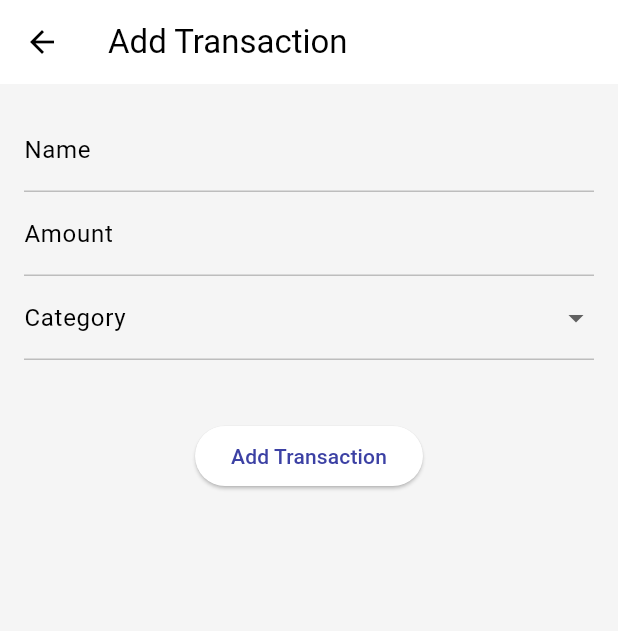
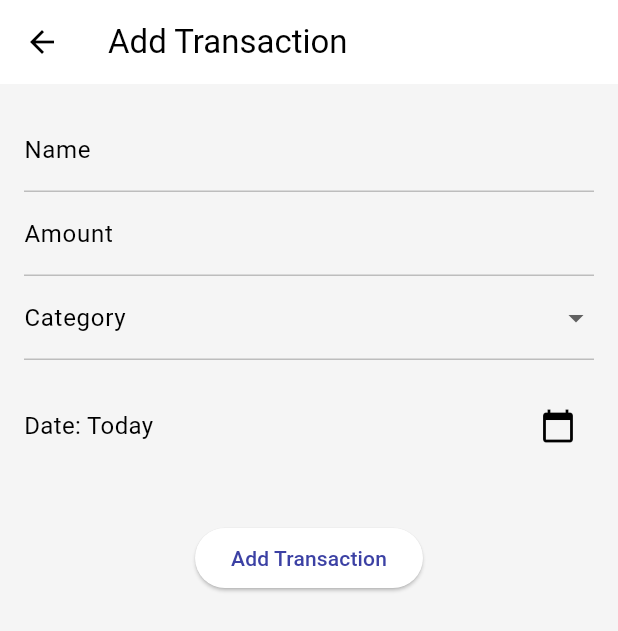
Before and after one commit to emtello/tp_tdl, a Flutter app: the AddTransaction screen opened directly, on a phone screen of 412 x 824 dp. Shown: the top 631 px of the screen. Run offline on Flutter 3.47's test engine with Material 3 defaults, Android fonts, the phone set to English and light mode, and no system bars; our stand-ins replace fl_chart.

Commit message:
Se incluyen fechas en las transacciones

```diff
--- a/lib/data/data.dart
+++ b/lib/data/data.dart
@@ -20,7 +20,7 @@ class Category {
 class Transaction {
   final String name;
   final double totalAmount;
-  final String date;
+  final DateTime date;
   final Category category;
 
   Transaction({
--- a/lib/screens/add/add.dart
+++ b/lib/screens/add/add.dart
@@ -1,4 +1,3 @@
-import 'package:flutter/cupertino.dart';
 import 'package:flutter/material.dart';
 import 'package:provider/provider.dart';
 import 'package:expenses_app/models/expense_model.dart';
@@ -16,6 +15,13 @@ class _AddTransactionState extends State<AddTransaction> {
   late String _name;
   late double _amount;
   late Category _category;
+  late DateTime _date;
+
+  @override
+  void initState() {
+    super.initState();
+    _date = DateTime.now();
+  }
 
   @override
   Widget build(BuildContext context) {
@@ -80,6 +86,33 @@ class _AddTransactionState extends State<AddTransaction> {
                   );
                 },
               ),
+              SizedBox(height: 20),
+              Row(
+                children: [
+                  Expanded(
+                    child: Text(
+                      'Date: ${DateTime.now().year == _date.year && DateTime.now().month == _date.month && DateTime.now().day == _date.day ? "Today" : "${_date.year}/${_date.month}/${_date.day}"}',
+                      style: TextStyle(fontSize: 16),
+                    ),
+                  ),
+                  IconButton(
+                    icon: Icon(Icons.calendar_today),
+                    onPressed: () async {
+                      DateTime? pickedDate = await showDatePicker(
+                        context: context,
+                        initialDate: _date,
+                        firstDate: DateTime(2000),
+                        lastDate: DateTime(2101),
+                      );
+                      if (pickedDate != null && pickedDate != _date) {
+                        setState(() {
+                          _date = pickedDate;
+                        });
+                      }
+                    },
+                  ),
+                ],
+              ),
               const SizedBox(height: 40),
               ElevatedButton(
                 onPressed: () {
@@ -88,7 +121,7 @@ class _AddTransactionState extends State<AddTransaction> {
                     final newTransaction = Transaction(
                       name: _name,
                       totalAmount: _amount,
-                      date: 'today',
+                      date: _date,
                       category: _category,
                     );
                     Provider.of<ExpenseModel>(context, listen: false)
--- a/lib/screens/edit_transactions.dart
+++ b/lib/screens/edit_transactions.dart
@@ -1,6 +1,5 @@
 import 'package:expenses_app/data/data.dart';
 import 'package:expenses_app/models/expense_model.dart';
-import 'package:flutter/cupertino.dart';
 import 'package:flutter/material.dart';
 import 'package:provider/provider.dart';
 
@@ -23,6 +22,7 @@ class _EditTransactionScreenState extends State<EditTransactionScreen> {
   late String _name;
   late double _amount;
   late String _category;
+  late DateTime _date;
 
   @override
   void initState() {
@@ -30,6 +30,7 @@ class _EditTransactionScreenState extends State<EditTransactionScreen> {
     _name = widget.transaction.name;
     _amount = widget.transaction.totalAmount;
     _category = widget.transaction.category.name;
+    _date = widget.transaction.date;
   }
 
   @override
@@ -123,6 +124,32 @@ class _EditTransactionScreenState extends State<EditTransactionScreen> {
                   _category = value!;
                 },
               ),
+              Row(
+                children: [
+                  Expanded(
+                    child: Text(
+                      'Date: ${DateTime.now().year == _date.year && DateTime.now().month == _date.month && DateTime.now().day == _date.day ? "Today" : "${_date.year}/${_date.month}/${_date.day}"}',
+                      style: TextStyle(fontSize: 16),
+                    ),
+                  ),
+                  IconButton(
+                    icon: Icon(Icons.calendar_today),
+                    onPressed: () async {
+                      DateTime? pickedDate = await showDatePicker(
+                        context: context,
+                        initialDate: _date,
+                        firstDate: DateTime(2000),
+                        lastDate: DateTime(2101),
+                      );
+                      if (pickedDate != null && pickedDate != _date) {
+                        setState(() {
+                          _date = pickedDate;
+                        });
+                      }
+                    },
+                  ),
+                ],
+              ),
               SizedBox(height: 40),
               ElevatedButton(
                 onPressed: () {
@@ -131,7 +158,7 @@ class _EditTransactionScreenState extends State<EditTransactionScreen> {
                     final updatedTransaction = Transaction(
                       name: _name,
                       totalAmount: _amount,
-                      date: widget.transaction.date,
+                      date: _date,
                       category: Provider.of<ExpenseModel>(context,
                               listen: false)
                           .categories
--- a/lib/screens/home/views/main_screen.dart
+++ b/lib/screens/home/views/main_screen.dart
@@ -30,7 +30,7 @@ class MainScreen extends StatelessWidget {
                       children: [
                         Text('Welcome!',
                             style: TextStyle(
-                                fontSize: 18,
+                                fontSize: 20,
                                 fontWeight: FontWeight.bold,
                                 color: Theme.of(context)
                                     .colorScheme
@@ -119,7 +119,8 @@ class MainScreen extends StatelessWidget {
                         leading: Icon(transaction.category.icon,
                             color: transaction.category.color),
                         title: Text(transaction.name),
-                        subtitle: Text(transaction.category.name),
+                        subtitle: Text(
+                            '${transaction.category.name}\n${transaction.date.year}/${transaction.date.month}/${transaction.date.day}'),
                         trailing: Text(
                             '\$${transaction.totalAmount.toStringAsFixed(2)}'),
                         onTap: () {
```
Also changed, not shown: lib/screens/graphs/graphs_screen.dart (+21 -10 lines).
